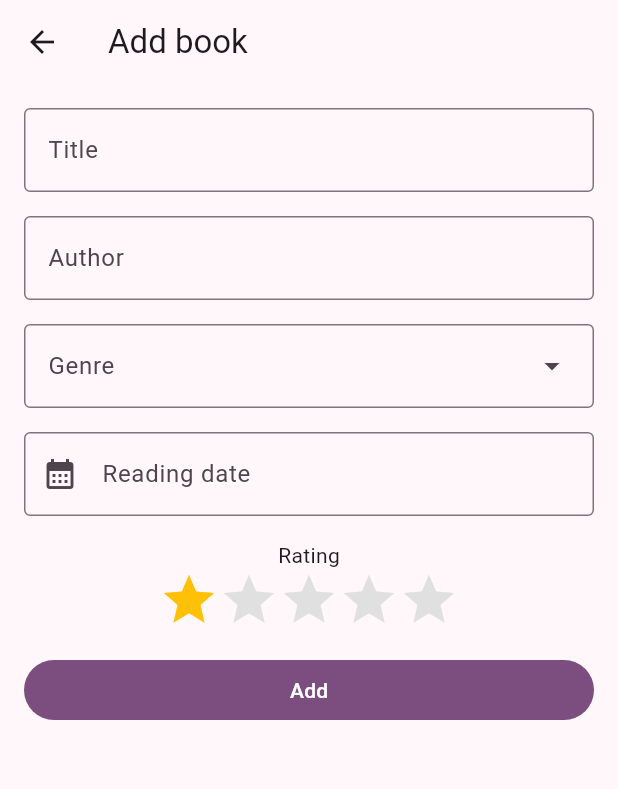
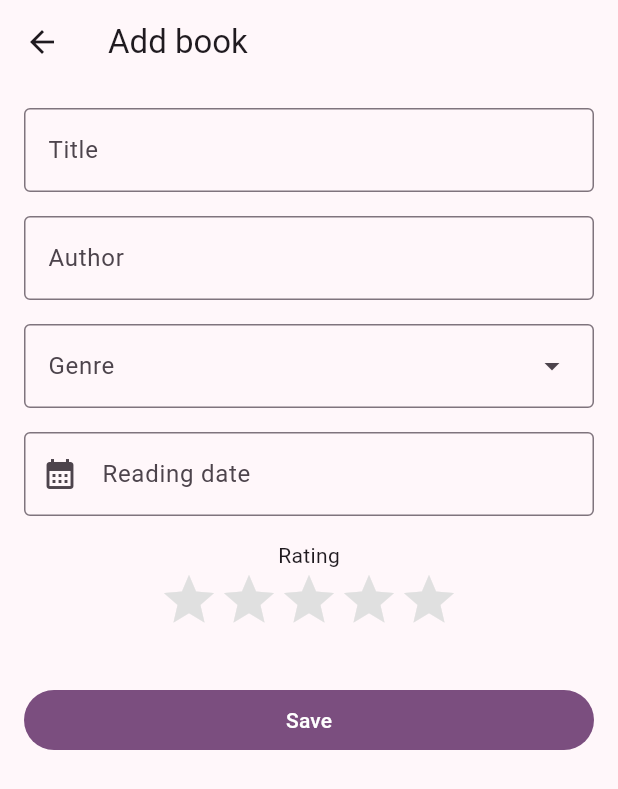
Before and after one commit to vlytvyne/bookshelf, a Flutter app: the screen it shows after launch, after a tap on "Add book", on a phone screen of 412 x 824 dp. Shown: the top 789 px of the screen. Run offline on Flutter 3.47's test engine with Material 3 defaults, Android fonts, the phone set to English and light mode, and no system bars; drawn by our look-alikes of flutter_rating_bar; our stand-ins replace floor, flutter_riverpod, gap, sqflite; accounts and stored records are empty; generated files the repository leaves out were written again.

Commit message:
save book flow

```diff
--- a/lib/app/app.dart
+++ b/lib/app/app.dart
@@ -1,4 +1,4 @@
-import 'package:bookshelf/ui/screens/home_screen.dart';
+import 'package:bookshelf/ui/screens/library_screen.dart';
 import 'package:flutter/material.dart';
 
 class BookshelfApp extends StatelessWidget {
@@ -22,7 +22,7 @@ class BookshelfApp extends StatelessWidget {
           // errorStyle: ts.size12.red.bold,
         ),
       ),
-      home: const HomeScreen(),
+      home: const LibraryScreen(),
     );
   }
 }
--- a/lib/data/database/database.dart
+++ b/lib/data/database/database.dart
@@ -9,7 +9,7 @@ import 'package:bookshelf/data/entities/book.dart';
 
 part 'database.g.dart';
 
-@TypeConverters([DateTimeConverter])
+@TypeConverters([DateTimeConverter, GenreConverter])
 @Database(version: 1, entities: [Book])
 abstract class AppDatabase extends FloorDatabase {
   BookDao get bookDao;
--- a/lib/data/entities/book.dart
+++ b/lib/data/entities/book.dart
@@ -1,19 +1,27 @@
 import 'dart:math';
 
+import 'package:bookshelf/data/enums/genre.dart';
 import 'package:floor/floor.dart';
 
 @entity
 class Book {
 
-  @primaryKey
+  @PrimaryKey(autoGenerate: true)
   final int id;
 
   final String title;
   final String author;
-  final String genre;
+  final Genre genre;
   final DateTime readingDate;
   final int rating;
 
-  Book(this.id, this.title, this.author, this.genre, this.readingDate, this.rating);
+  Book({
+    this.id = 0,
+    required this.title,
+    required this.author,
+    required this.genre,
+    required this.readingDate,
+    required this.rating,
+  });
 
 }
--- /dev/null
+++ b/lib/data/enums/genre.dart
@@ -0,0 +1,15 @@
+enum Genre {
+  fiction('Fiction'),
+  drama('Drama'),
+  novel('Novel'),
+  fantasy('Fantasy'),
+  history('History'),
+  humor('Humor'),
+  classic('Classic'),
+  memoir('Memoir');
+
+  /// Better to have it outside of the enum
+  final String displayName;
+
+  const Genre(this.displayName);
+}
--- a/lib/ui/screens/add_book_screen.dart
+++ b/lib/ui/screens/add_book_screen.dart
@@ -1,19 +1,29 @@
+import 'package:bookshelf/app/providers.dart';
+import 'package:bookshelf/data/entities/book.dart';
+import 'package:bookshelf/data/enums/genre.dart';
 import 'package:flutter/material.dart';
 import 'package:flutter_rating_bar/flutter_rating_bar.dart';
+import 'package:flutter_riverpod/flutter_riverpod.dart';
 import 'package:gap/gap.dart';
+import 'package:intl/intl.dart';
 
-class AddBookScreen extends StatefulWidget {
+class AddBookScreen extends ConsumerStatefulWidget {
   const AddBookScreen({super.key});
 
   @override
-  State<AddBookScreen> createState() => _AddBookScreenState();
+  ConsumerState<AddBookScreen> createState() => _AddBookScreenState();
 }
 
-class _AddBookScreenState extends State<AddBookScreen> {
+class _AddBookScreenState extends ConsumerState<AddBookScreen> {
 
   final _formKey = GlobalKey<FormState>();
   final _titleController = TextEditingController();
   final _authorController = TextEditingController();
+  final _readingDateController = TextEditingController();
+
+  DateTime? _selectedReadingDate;
+  int _selectedRating = 0;
+  Genre? _selectedGenre;
 
   @override
   Widget build(BuildContext context) {
@@ -21,7 +31,8 @@ class _AddBookScreenState extends State<AddBookScreen> {
       appBar: AppBar(
         title: Text('Add book'),
       ),
-      body: Form(
+      body: SingleChildScrollView(
+        child: Form(
           key: _formKey,
           child: Padding(
             padding: const EdgeInsets.symmetric(horizontal: 16),
@@ -45,55 +56,86 @@ class _AddBookScreenState extends State<AddBookScreen> {
                 DropdownMenu(
                   hintText: 'Genre',
                   width: double.infinity,
-                dropdownMenuEntries: [
-                  DropdownMenuEntry(label: 'Genre 1', value: 'Genre 1'),
-                  DropdownMenuEntry(label: 'Genre 2', value: 'Genre 2'),
-                  DropdownMenuEntry(label: 'Genre 3', value: 'Genre 3'),
-                ],
-                onSelected: (item) {
-
+                  dropdownMenuEntries: Genre.values.map(
+                    (e) => DropdownMenuEntry(value: e, label: e.displayName)
+                  ).toList(),
+                  onSelected: (genre) {
+                    _selectedGenre = genre;
                   },
                 ),
                 const Gap(16),
                 TextFormField(
+                  controller: _readingDateController,
                   readOnly: true,
-                onTap: () {
-                  showDatePicker(context: context, firstDate: DateTime(1900), lastDate: DateTime.now());
-                },
-                controller: _titleController,
                   decoration: InputDecoration(
                     hintText: 'Reading date',
                     prefixIcon: Icon(Icons.calendar_month),
                   ),
+                  onTap: () async {
+                    final result = await showDatePicker(context: context, firstDate: DateTime(1900), lastDate: DateTime.now());
+                    if (result != null) {
+                      _selectedReadingDate = result;
+                      _readingDateController.text = DateFormat.yMd().format(result);
+                    }
+                  },
                 ),
                 const Gap(16),
                 Text('Rating'),
                 RatingBar.builder(
-                initialRating: 1,
-                minRating: 1,
+                  initialRating: 0,
                   direction: Axis.horizontal,
                   itemCount: 5,
                   unratedColor: Colors.grey[300],
                   onRatingUpdate: (rating) {
-                  print(rating);
+                    _selectedRating = rating.toInt();
                   },
                   itemBuilder: (context, _) => const Icon(
                     Icons.star,
                     color: Colors.amber,
                   ),
                 ),
-              const Gap(16),
+                const Gap(40),
                 SizedBox(
+                  height: 40,
                   width: double.infinity,
                   child: FilledButton(
-                  onPressed: () {},
-                  child: Text('Add'),
+                    child: Text('Save'),
+                    onPressed: _onSaveClick,
                   ),
                 ),
               ],
             ),
           ),
         ),
+      ),
     );
   }
+
+  Future<void> _onSaveClick() async {
+    if (_titleController.text.isEmpty ||
+        _authorController.text.isEmpty ||
+        _readingDateController.text.isEmpty ||
+        _selectedGenre == null ||
+        _selectedRating == 0
+    ) {
+      const snackBar = SnackBar(
+        content: Text('Please, fill in all necessary info.'),
+      );
+
+      ScaffoldMessenger.of(context).showSnackBar(snackBar);
+      return;
     }
+
+    final book = Book(
+      title: _titleController.text,
+      author: _authorController.text,
+      genre: _selectedGenre!,
+      readingDate: _selectedReadingDate!,
+      rating: _selectedRating,
+    );
+
+    await ref.read(databaseProvider).bookDao.insertBook(book);
+    print('success');
+  }
+
+}
```
Also changed, not shown: lib/data/database/type_converters.dart (+14 -0 lines), lib/ui/screens/library_screen.dart (renamed from lib/ui/screens/home_screen.dart, +27 -27 lines), lib/data/database/database.g.dart. Lines whose indentation alone changed are shown as unchanged.
